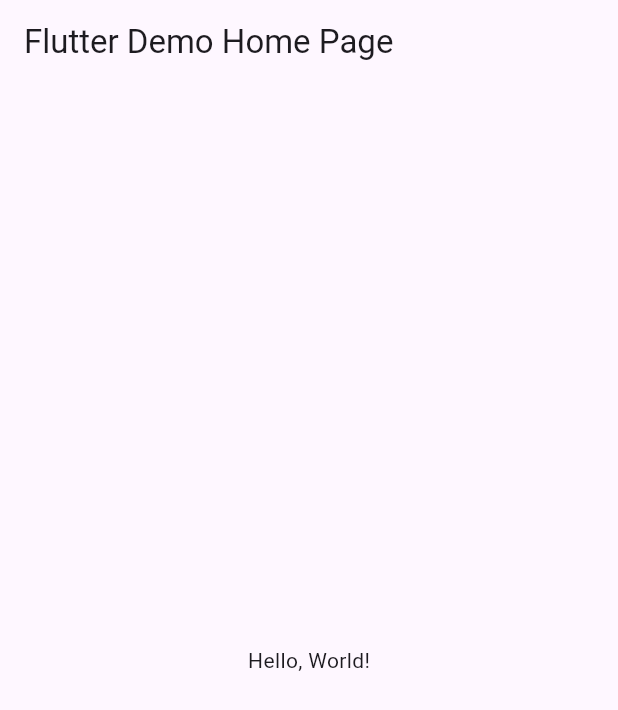
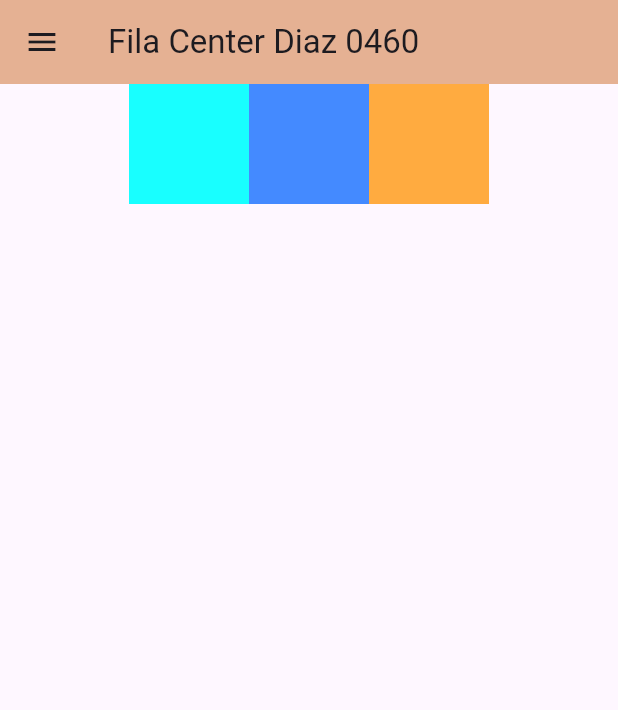
Before and after one commit to DDOrozco17/act4_drawer, a Flutter app: the screen it shows after launch, on a phone screen of 412 x 824 dp. Shown: the top 710 px of the screen. Run offline on Flutter 3.47's test engine with Material 3 defaults, Android fonts, the phone set to English and light mode, and no system bars.

```diff
--- /dev/null
+++ b/lib/home.dart
@@ -0,0 +1,42 @@
+import 'package:diazdrawer2/drawer_menu.dart';
+import 'package:flutter/material.dart';
+
+class Home extends StatelessWidget {
+  static const String routeName = '/home';
+
+  @override
+  Widget build(BuildContext context) {
+    return Scaffold(
+      appBar: AppBar(
+        title: Text("Fila Center Diaz 0460"),
+        backgroundColor: Color(0xffe5b193),
+      ),
+      drawer: DrawerMenu(),
+      body: Row(
+        mainAxisAlignment: MainAxisAlignment.center,
+        mainAxisSize: MainAxisSize.max,
+        crossAxisAlignment: CrossAxisAlignment.center,
+        children: <Widget>[
+          Container(
+            padding: const EdgeInsets.all(0.0),
+            color: Colors.cyanAccent,
+            width: 80.0,
+            height: 80.0,
+          ),
+          Container(
+            padding: const EdgeInsets.all(0.0),
+            color: Colors.blueAccent,
+            width: 80.0,
+            height: 80.0,
+          ),
+          Container(
+            padding: const EdgeInsets.all(0.0),
+            color: Colors.orangeAccent,
+            width: 80.0,
+            height: 80.0,
+          ),
+        ],
+      ), // This trailing comma makes auto-formatting nicer for build methods.
+    );
+  }
+}
--- a/lib/main.dart
+++ b/lib/main.dart
@@ -1,43 +1,47 @@
+import 'package:diazdrawer2/movies.dart';
+import 'package:diazdrawer2/profile.dart';
+import 'package:diazdrawer2/spaceAround.dart';
 import 'package:flutter/material.dart';
+import 'package:diazdrawer2/spaceBetween.dart';
+import 'package:diazdrawer2/stretch.dart';
 
-void main() => runApp(MyApp());
+import 'contact.dart';
+import 'home.dart';
+
+void main() {
+  runApp(MyApp());
+}
 
 class MyApp extends StatelessWidget {
-  const MyApp({super.key});
+  static const String home = Home.routeName;
+  static const String profile = Profile.routeName;
+  static const String movies = Movies.routeName;
+  static const String contacts = Contact.routeName;
+  static const String space_Around = Space_Around.routeName;
+  static const String space_Between = Space_Between.routeName;
+  static const String stretch = Stretch.routeName;
+
   // This widget is the root of your application.
   @override
   Widget build(BuildContext context) {
     return MaterialApp(
-      // Application name
-      title: 'Flutter Hello World',
-      // Application theme data, you can set the colors for the application as
-      // you want
+      title: 'Ejemplo Drawer Menu',
       theme: ThemeData(
-        // useMaterial3: false,
         primarySwatch: Colors.blue,
+        visualDensity: VisualDensity.adaptivePlatformDensity,
       ),
-      // A widget which will be started on application startup
-      home: MyHomePage(title: 'Flutter Demo Home Page'),
+      debugShowCheckedModeBanner:
+          false, // Aquí se desactiva el banner de modo de depuración
+      routes: {
+        home: (context) => Home(),
+        profile: (context) => Profile(),
+        movies: (context) => Movies(),
+        contacts: (context) => Contact(),
+        space_Around: (context) => Space_Around(),
+        space_Between: (context) => Space_Between(),
+        stretch: (context) => Stretch(),
+      },
+      home: Home(),
     );
   }
 }
-
-class MyHomePage extends StatelessWidget {
-  final String title;
-  const MyHomePage({super.key, required this.title});
-
-  @override
-  Widget build(BuildContext context) {
-    return Scaffold(
-      appBar: AppBar(
-        // The title text which will be shown on the action bar
-        title: Text(title),
-      ),
-      body: Center(
-        child: Text(
-          'Hello, World!',
-        ),
-      ),
-    );
-  }
-}
--- a/pubspec.yaml
+++ b/pubspec.yaml
@@ -17,6 +17,8 @@ dev_dependencies:
 
 flutter:
   uses-material-design: true
+  assets:
+    - assets/drawer_header.jpg
   # assets:
   #  - images/a_dot_burr.jpeg
   #  - images/a_dot_ham.jpeg
```
Also changed, not shown: lib/contact.dart (added, +42 -0 lines), lib/drawer_menu.dart (added, +97 -0 lines), lib/movies.dart (added, +42 -0 lines), lib/profile.dart (added, +42 -0 lines), lib/spaceAround.dart (added, +46 -0 lines), lib/spaceBetween.dart (added, +45 -0 lines), lib/stretch.dart (added, +46 -0 lines), assets/drawer_header.jpg (added).
